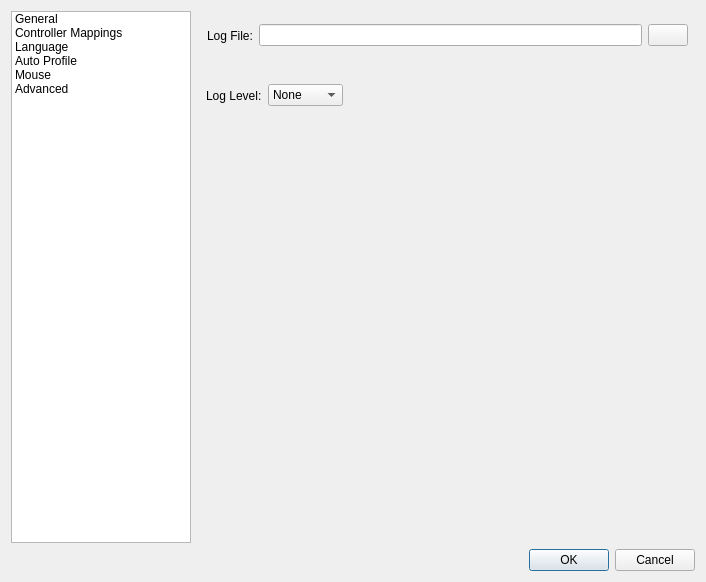
This is src/mainsettingsdialog.ui in AntiMicroX/antimicrox as Qt 5 draws it before an edit. The edited form follows.
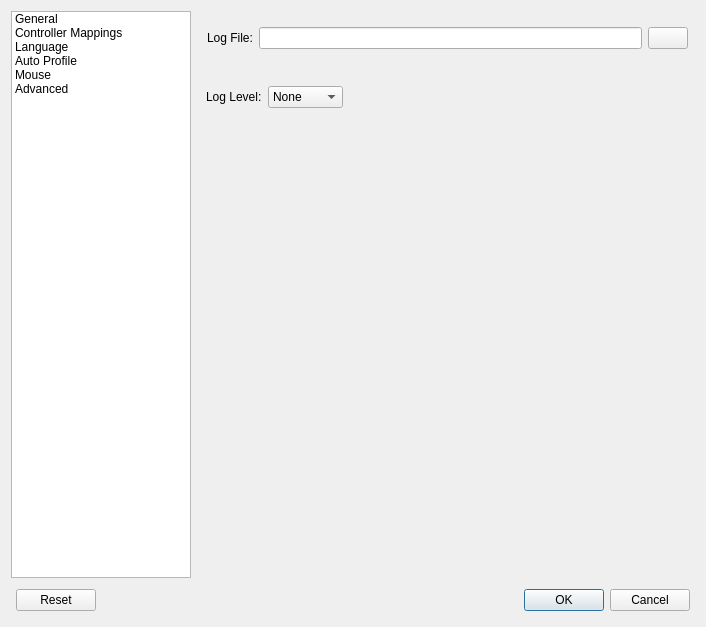
This is the edited form. The open tabs and pages were chosen to show the change. Icons and pictures are not drawn.

Patch:
```diff
--- a/src/mainsettingsdialog.ui
+++ b/src/mainsettingsdialog.ui
@@ -10,7 +10,7 @@
     <x>0</x>
     <y>0</y>
     <width>706</width>
-    <height>582</height>
+    <height>627</height>
    </rect>
   </property>
   <property name="minimumSize">
@@ -1205,7 +1205,7 @@
            <x>10</x>
            <y>9</y>
            <width>481</width>
-           <height>31</height>
+           <height>36</height>
           </rect>
          </property>
          <layout class="QHBoxLayout" name="horizontalLayout_17">
@@ -1230,7 +1230,7 @@
            <x>9</x>
            <y>69</y>
            <width>481</width>
-           <height>31</height>
+           <height>34</height>
           </rect>
          </property>
          <layout class="QHBoxLayout" name="horizontalLayout_18">
@@ -1294,6 +1294,27 @@
     </layout>
    </item>
    <item>
+    <layout class="QHBoxLayout" name="horizontalLayout_19">
+     <property name="leftMargin">
+      <number>5</number>
+     </property>
+     <property name="topMargin">
+      <number>5</number>
+     </property>
+     <property name="rightMargin">
+      <number>5</number>
+     </property>
+     <property name="bottomMargin">
+      <number>5</number>
+     </property>
+     <item>
+      <widget class="QPushButton" name="resetBtn">
+       <property name="text">
+        <string>Reset</string>
+       </property>
+      </widget>
+     </item>
+     <item>
     <widget class="QDialogButtonBox" name="buttonBox">
      <property name="orientation">
       <enum>Qt::Horizontal</enum>
@@ -1302,6 +1323,8 @@
       <set>QDialogButtonBox::Cancel|QDialogButtonBox::Ok</set>
      </property>
     </widget>
+     </item>
+    </layout>
    </item>
   </layout>
  </widget>
```
Left out of the diff: 4 changed lines with no effect on the pictures. Lines whose indentation alone changed are shown as unchanged.
